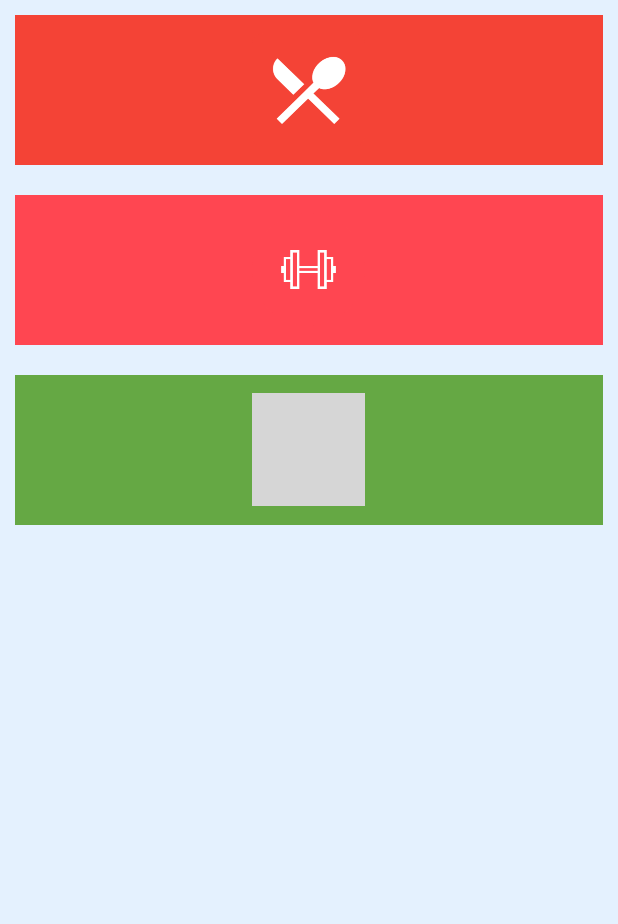
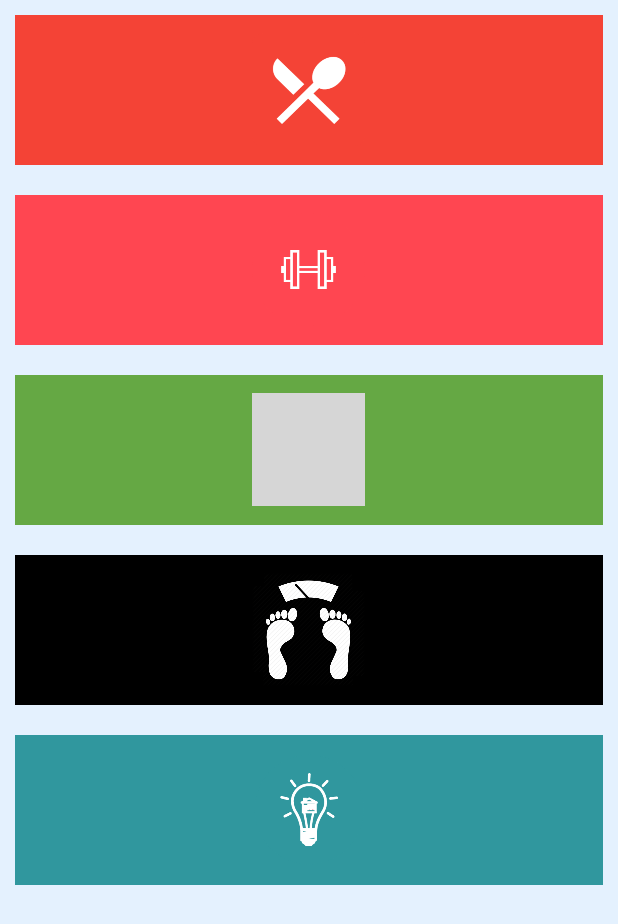
Before and after one commit to ehsanyaz/HealthAssistants, an Android app: the layout food_menu.xml on its own in the app's theme, with its tools: preview values and no code run, on a phone screen of 412 x 824 dp. Shown: the top 924 px of the screen. Run offline under Robolectric (Android 15) with nearby library versions, the phone set to English and light mode, and no system bars; grey boxes are pictures that could not be loaded.

Commit message:
version 24

```diff
--- a/app/src/main/res/layout/food_menu.xml
+++ b/app/src/main/res/layout/food_menu.xml
@@ -53,9 +53,9 @@
                 android:layout_width="match_parent"
                 android:layout_height="100dp"
                 android:layout_margin="10dp"
-                android:orientation="horizontal"
+                android:background="@color/chart_layout_back"
                 android:gravity="center"
-                android:background="@color/chart_layout_back">
+                android:orientation="horizontal">
 
 
                 <ImageView
@@ -69,8 +69,14 @@
                 android:layout_width="match_parent"
                 android:layout_height="100dp"
                 android:layout_margin="10dp"
+                android:background="@color/splashBackground"
+                android:gravity="center"
                 android:orientation="horizontal">
 
+                <ImageView
+                    android:layout_width="75dp"
+                    android:layout_height="75dp"
+                    android:src="@drawable/weight" />
             </LinearLayout>
 
             <LinearLayout
@@ -78,8 +84,14 @@
                 android:layout_width="match_parent"
                 android:layout_height="100dp"
                 android:layout_margin="10dp"
-                android:orientation="horizontal">
+                android:gravity="center"
+                android:orientation="horizontal"
+                android:background="@color/advise_layout_back">
 
+                <ImageView
+                    android:layout_width="75dp"
+                    android:layout_height="75dp"
+                    android:src="@drawable/solve" />
             </LinearLayout>
         </LinearLayout>
     </android.support.v4.widget.NestedScrollView>
--- a/app/src/main/res/values/colors.xml
+++ b/app/src/main/res/values/colors.xml
@@ -14,5 +14,6 @@
     <color name="food_layou_back">#F44336</color>
     <color name="activity_layout_back">#FF4651</color>
     <color name="chart_layout_back">#65A844</color>
+    <color name="advise_layout_back">#30979E</color>
 
 </resources>
```
